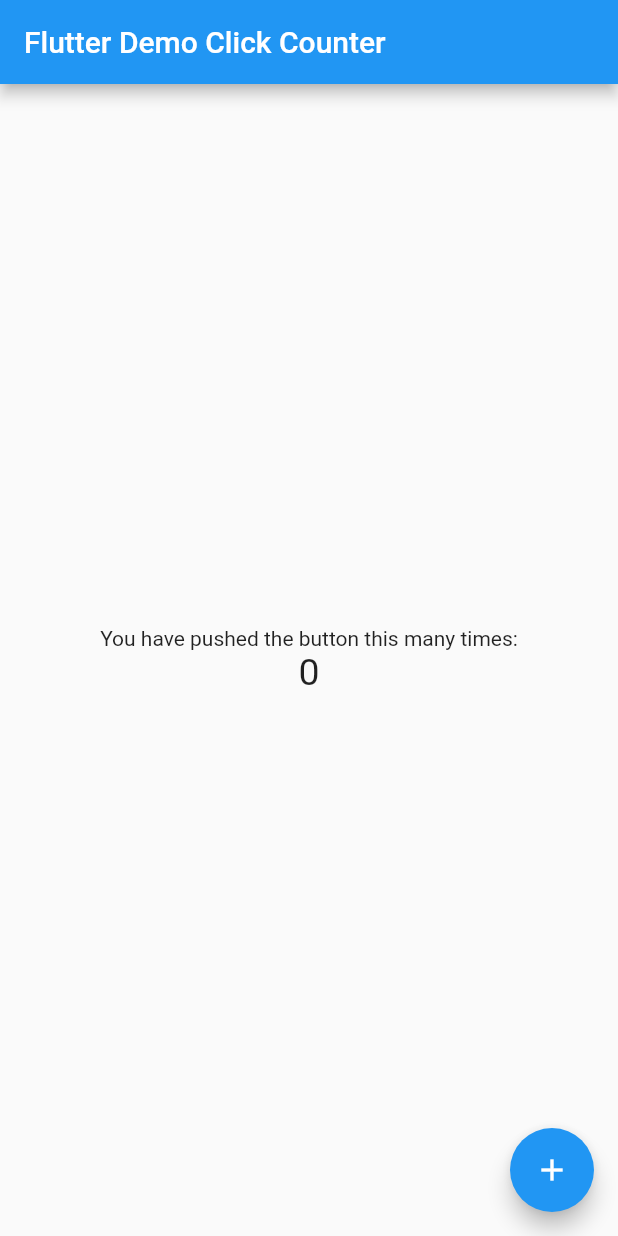
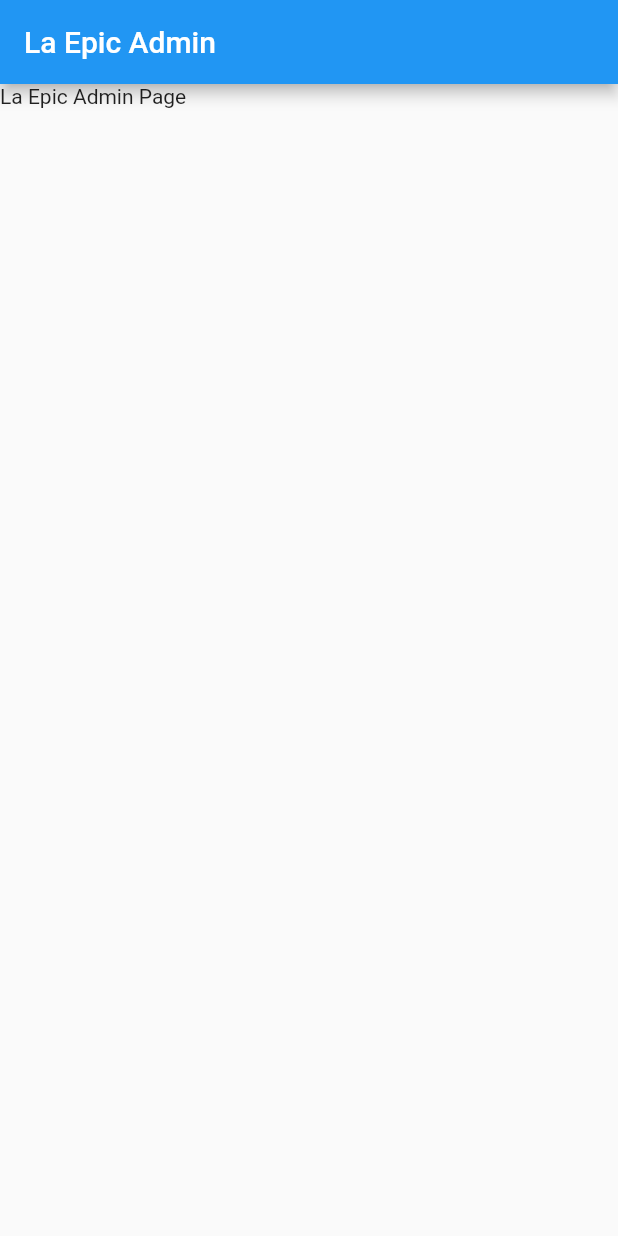
Before and after one commit to makangachristopher/LaEpicAdim, a Flutter app: the screen it shows after launch, on a phone screen of 412 x 824 dp. Run offline on Flutter 3.47's test engine with Material 2 defaults, Android fonts, the phone set to English and light mode, and no system bars; our stand-ins replace firebase_core; accounts and stored records are empty.

Commit message:
New code

```diff
--- /dev/null
+++ b/lib/add_product.dart
@@ -0,0 +1,15 @@
+import 'package:flutter/material.dart';
+
+class AddProduct extends StatelessWidget {
+  const AddProduct({Key? key}) : super(key: key);
+
+  @override
+  Widget build(BuildContext context) {
+    return Scaffold(
+      appBar: AppBar(title: const Text('La Epic Admin')),
+      body: Container(
+        child: Text('La Epic Admin Page'),
+      ),
+    );
+  }
+}
--- a/lib/main.dart
+++ b/lib/main.dart
@@ -1,6 +1,7 @@
 import 'package:flutter/material.dart';
+import 'add_product.dart';
 
-void main() => runApp(MyApp());
+void main() => runApp(const MyApp());
 
 class MyApp extends StatelessWidget {
   const MyApp({super.key});
@@ -13,79 +14,7 @@ class MyApp extends StatelessWidget {
       theme: ThemeData(
         primarySwatch: Colors.blue,
       ),
-      home: MyHomePage(),
+      home: const AddProduct(),
     );
   }
 }
-
-class MyHomePage extends StatefulWidget {
-  const MyHomePage({super.key});
-  // This widget is the home page of your application. It is stateful, meaning
-  // that it has a State object (defined below) that contains fields that affect
-  // how it looks.
-  // This class is the configuration for the state.
-  @override
-  _MyHomePageState createState() => _MyHomePageState();
-}
-
-class _MyHomePageState extends State<MyHomePage> {
-  int _counter = 0;
-
-  void _incrementCounter() {
-    setState(() {
-      // This call to setState tells the Flutter framework that something has
-      // changed in this State, which causes it to rerun the build method below
-      // so that the display can reflect the updated values. If we changed
-      // _counter without calling setState(), then the build method would not be
-      // called again, and so nothing would appear to happen.
-      _counter++;
-    });
-  }
-
-  @override
-  Widget build(BuildContext context) {
-    // This method is rerun every time setState is called, for instance as done
-    // by the _incrementCounter method above.
-    //
-    // The Flutter framework has been optimized to make rerunning build methods
-    // fast, so that you can just rebuild anything that needs updating rather
-    // than having to individually change instances of widgets.
-    return Scaffold(
-      appBar: AppBar(
-        // Here we take the value from the MyHomePage object that was created by
-        // the App.build method, and use it to set our appbar title.
-        title: Text('Flutter Demo Click Counter'),
-      ),
-      body: Center(
-        // Center is a layout widget. It takes a single child and positions it
-        // in the middle of the parent.
-        child: Column(
-          // Column is also a layout widget. It takes a list of children and
-          // arranges them vertically. By default, it sizes itself to fit its
-          // children horizontally, and tries to be as tall as its parent.
-          //
-          // Column has various properties to control how it sizes itself and
-          // how it positions its children. Here we use mainAxisAlignment to
-          // center the children vertically; the main axis here is the vertical
-          // axis because Columns are vertical (the cross axis would be
-          // horizontal).
-          mainAxisAlignment: MainAxisAlignment.center,
-          children: <Widget>[
-            Text(
-              'You have pushed the button this many times:',
-            ),
-            Text(
-              '$_counter',
-              style: TextStyle(fontSize: 25),
-            ),
-          ],
-        ),
-      ),
-      floatingActionButton: FloatingActionButton(
-        onPressed: _incrementCounter,
-        tooltip: 'Increment',
-        child: Icon(Icons.add),
-      ),
-    );
-  }
-}
--- a/pubspec.yaml
+++ b/pubspec.yaml
@@ -19,6 +19,11 @@ environment:
 dependencies:
   flutter:
     sdk: flutter
+  firebase_auth: ^4.3.0
+  cloud_firestore: ^4.4.5
+  firebase_storage: ^11.0.16
+  firebase_core: ^2.8.0
+  image_picker: ^1.0.0
 
 dev_dependencies:
   flutter_test:
```
Also changed, not shown: lib/firebase_options.dart (added), 2 other files.
